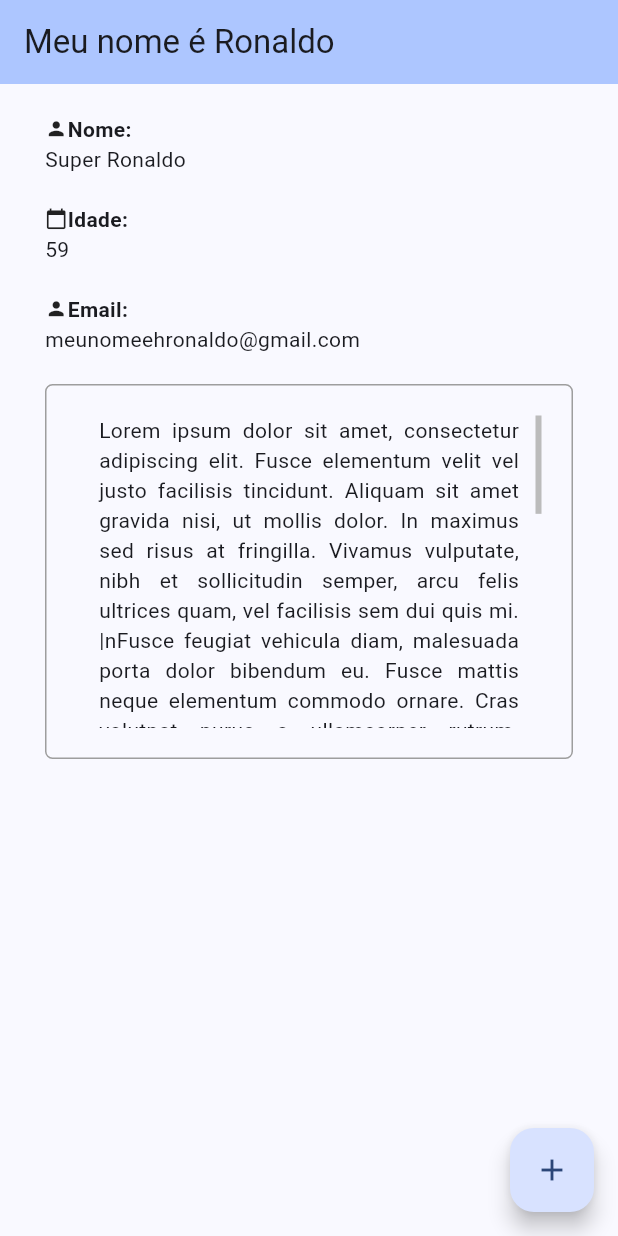
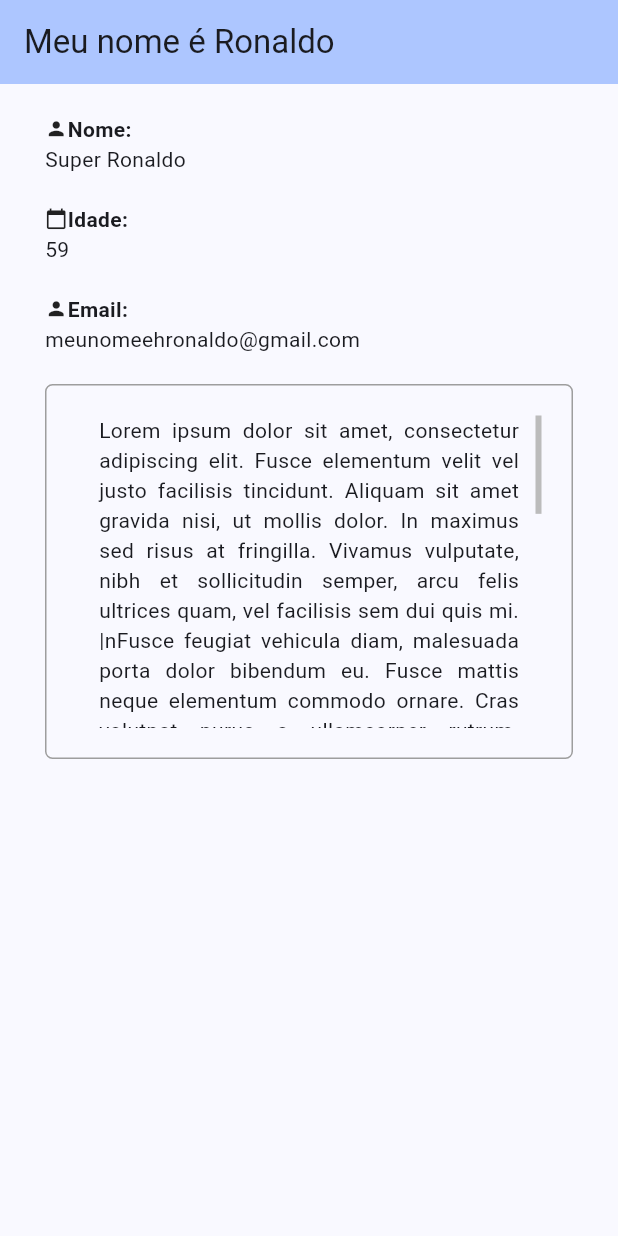
Before and after one commit to douglasrbalbino/uc13_desenvolvimento_mobile, a Flutter app: the screen it shows after launch, on a phone screen of 412 x 824 dp. Run offline on Flutter 3.47's test engine with Material 3 defaults, Android fonts, the phone set to English and light mode, and no system bars.

Commit message:
removi o floatbutton

```diff
--- a/lib/Pages/home_page.dart
+++ b/lib/Pages/home_page.dart
@@ -77,15 +77,9 @@ class _MyHomePageState extends State<MyHomePage> {
                 ),
               ),
             ),
-
           ],
         ),
       ),
-      floatingActionButton: FloatingActionButton(
-        onPressed: _incrementCounter,
-        tooltip: 'É um botão',
-        child: const Icon(Icons.add),
-      ), // This trailing comma makes auto-formatting nicer for build methods.
     );
   }
 }
```
